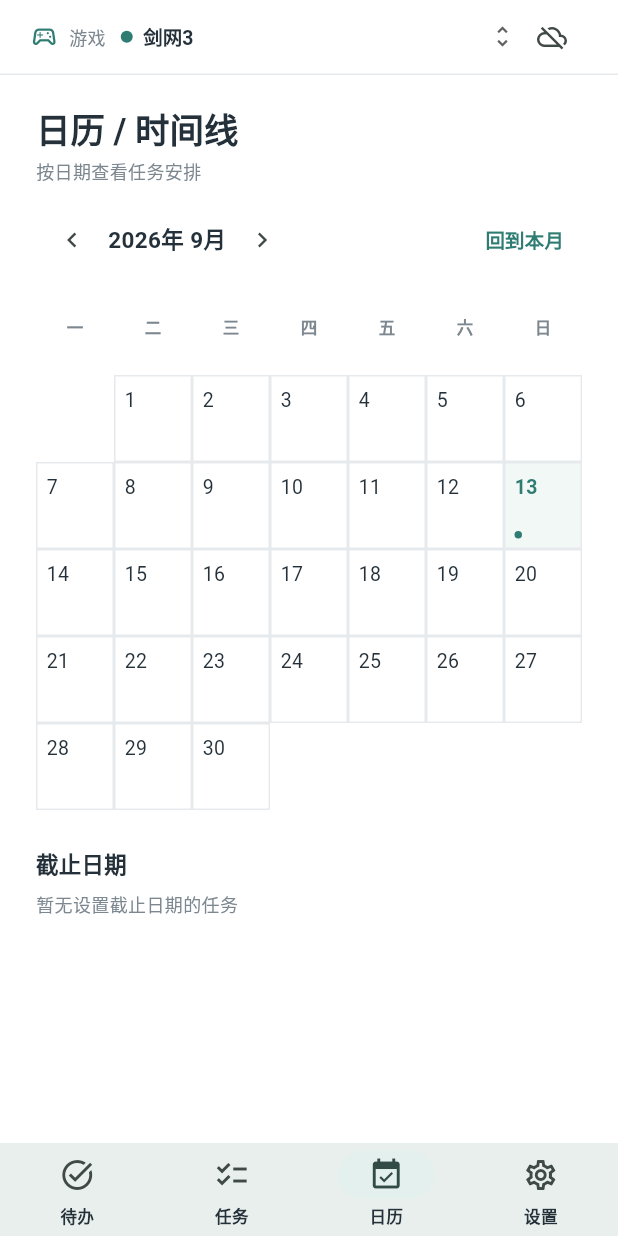
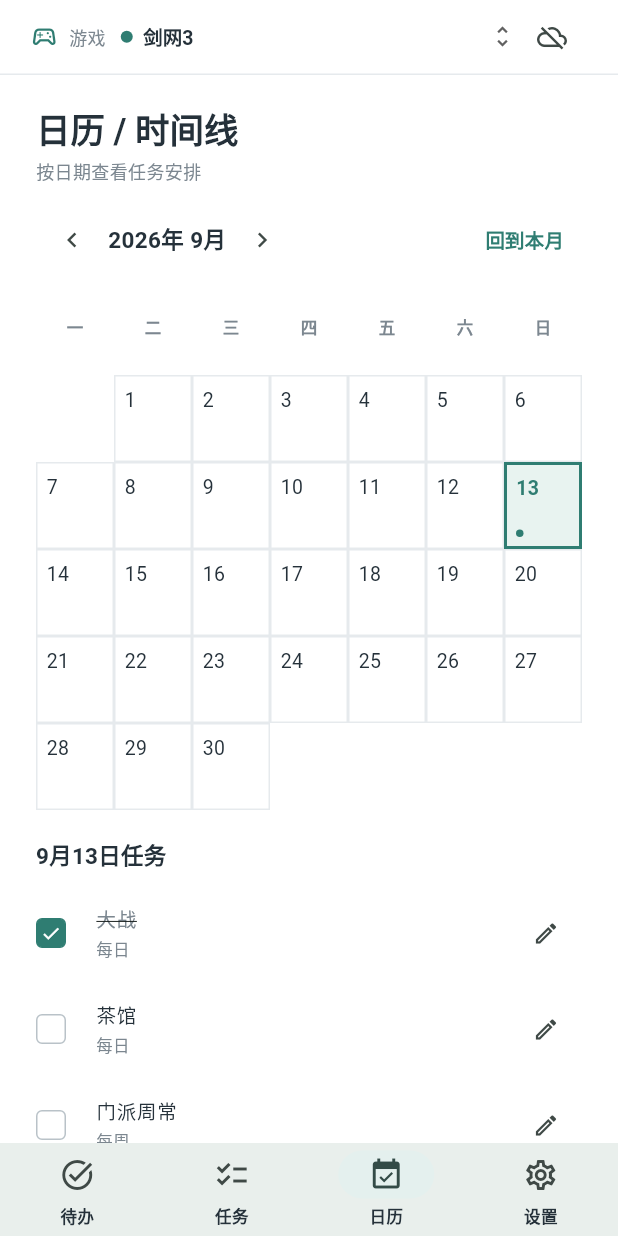
Before and after one commit to cyan77/jx3_tasks, a Flutter app: the screen it shows after launch, item 3 of the bottom bar chosen, on a phone screen of 412 x 824 dp. Run offline on Flutter 3.47's test engine with Material 3 defaults, Android fonts, the phone set to English and light mode, and no system bars; our stand-ins replace file_picker, package_info_plus, shared_preferences; missing offline and left inert: webdav_client; Roboto replaces fonts that are missing (Arial).

Commit message:
Make calendar dates and tasks interactive

```diff
--- a/lib/state/app_state.dart
+++ b/lib/state/app_state.dart
@@ -34,6 +34,7 @@ class AppState extends ChangeNotifier {
   String? selectedCharacterId;
   int currentTab = 0;
   DateTime focusedMonth = DateTime(DateTime.now().year, DateTime.now().month);
+  DateTime selectedCalendarDate = startOfDay(DateTime.now());
 
   List<Game> get games => store.games;
   Game? get selectedGame =>
@@ -74,6 +75,13 @@ class AppState extends ChangeNotifier {
 
   void setMonth(DateTime month) {
     focusedMonth = DateTime(month.year, month.month);
+    selectedCalendarDate = focusedMonth;
+    notifyListeners();
+  }
+
+  void selectCalendarDate(DateTime date) {
+    selectedCalendarDate = startOfDay(date);
+    focusedMonth = DateTime(date.year, date.month);
     notifyListeners();
   }
 
--- a/lib/ui/screens/calendar_screen.dart
+++ b/lib/ui/screens/calendar_screen.dart
@@ -3,6 +3,7 @@ import 'package:flutter/material.dart';
 import '../../models/task_models.dart';
 import '../../state/app_state.dart';
 import '../../theme/app_theme.dart';
+import '../task_editor.dart';
 import '../widgets/common.dart';
 
 class CalendarScreen extends StatelessWidget {
@@ -35,8 +36,7 @@ class CalendarScreen extends StatelessWidget {
                   icon: const Icon(Icons.chevron_right, size: 20)),
               const Spacer(),
               TextButton(
-                  onPressed: () => state.setMonth(
-                      DateTime(DateTime.now().year, DateTime.now().month)),
+                  onPressed: () => state.selectCalendarDate(DateTime.now()),
                   child: const Text('回到本月')),
             ],
           ),
@@ -56,6 +56,8 @@ class CalendarScreen extends StatelessWidget {
                         month: month.month,
                         days: days,
                         leading: leading),
+                    const SizedBox(height: 18),
+                    _DayTasks(state: state, date: state.selectedCalendarDate),
                     const SizedBox(height: 24),
                     _Upcoming(state: state),
                   ],
@@ -116,18 +118,31 @@ class _CalendarGrid extends StatelessWidget {
           .where((task) => task.isDoneOn(date))
           .length;
       final isToday = dateKey(date) == dateKey(DateTime.now());
-      cells.add(Container(
+      final isSelected =
+          dateKey(date) == dateKey(state.selectedCalendarDate);
+      cells.add(InkWell(
+        onTap: () => state.selectCalendarDate(date),
+        child: Container(
             padding: EdgeInsets.all(compact ? 6 : 8),
             decoration: BoxDecoration(
-              border: Border.all(color: AppTheme.line),
-              color: isToday ? const Color(0xfff2f8f6) : Colors.white),
+                border: Border.all(
+                    color: isSelected ? AppTheme.accent : AppTheme.line,
+                    width: isSelected ? 2 : 1),
+                color: isSelected
+                    ? const Color(0xffe8f3f0)
+                    : isToday
+                        ? const Color(0xfff2f8f6)
+                        : Colors.white),
             child:
                 Column(crossAxisAlignment: CrossAxisAlignment.start, children: [
               Text('$day',
                   style: TextStyle(
                       fontSize: 13,
-                    fontWeight: isToday ? FontWeight.w700 : FontWeight.w400,
-                    color: isToday ? AppTheme.accent : AppTheme.ink)),
+                      fontWeight:
+                          isToday || isSelected ? FontWeight.w700 : FontWeight.w400,
+                      color: isToday || isSelected
+                          ? AppTheme.accent
+                          : AppTheme.ink)),
               const Spacer(),
               if (compact && (done > 0 || dateTasks.isNotEmpty))
                 Row(children: [
@@ -137,7 +152,8 @@ class _CalendarGrid extends StatelessWidget {
                         height: 5,
                         decoration: const BoxDecoration(
                             color: AppTheme.accent, shape: BoxShape.circle)),
-                if (done > 0 && dateTasks.isNotEmpty) const SizedBox(width: 3),
+                  if (done > 0 && dateTasks.isNotEmpty)
+                    const SizedBox(width: 3),
                   if (dateTasks.isNotEmpty)
                     Container(
                         width: 5,
@@ -147,12 +163,15 @@ class _CalendarGrid extends StatelessWidget {
                 ]),
               if (!compact && done > 0)
                 Text('$done 项完成',
-                  style: const TextStyle(fontSize: 10, color: AppTheme.accent)),
+                    style:
+                        const TextStyle(fontSize: 10, color: AppTheme.accent)),
               if (!compact)
                 ...dateTasks.take(2).map((task) => Text(task.title,
                     overflow: TextOverflow.ellipsis,
-                  style: const TextStyle(fontSize: 10, color: AppTheme.muted)))
-          ])));
+                    style:
+                        const TextStyle(fontSize: 10, color: AppTheme.muted)))
+            ])),
+      ));
     }
     return LayoutBuilder(builder: (context, constraints) {
       final cellWidth = constraints.maxWidth / 7;
@@ -164,6 +183,109 @@ class _CalendarGrid extends StatelessWidget {
           childAspectRatio: cellWidth / cellHeight,
           children: cells);
     });
+  }
+}
+
+class _DayTasks extends StatelessWidget {
+  const _DayTasks({required this.state, required this.date});
+  final AppState state;
+  final DateTime date;
+
+  @override
+  Widget build(BuildContext context) {
+    final source =
+        state.selectedCharacterId == null ? state.tasks : state.selectedTasks;
+    final tasks = source.where((task) {
+      if (task.isDoneOn(date)) return true;
+      if (task.frequency == TaskFrequency.once) {
+        return task.dueDate != null &&
+            dateKey(task.dueDate!) == dateKey(date);
+      }
+      return true;
+    }).toList();
+    return Column(
+      crossAxisAlignment: CrossAxisAlignment.start,
+      children: [
+        SectionTitle('${date.month}月${date.day}日任务'),
+        const SizedBox(height: 8),
+        if (tasks.isEmpty)
+          const Text('当天没有任务',
+              style: TextStyle(fontSize: 12, color: AppTheme.muted)),
+        ...tasks.map((task) => _InteractiveTaskTile(
+              state: state,
+              task: task,
+              date: date,
+            )),
+      ],
+    );
+  }
+}
+
+class _InteractiveTaskTile extends StatelessWidget {
+  const _InteractiveTaskTile({
+    required this.state,
+    required this.task,
+    required this.date,
+    this.showDueDate = false,
+  });
+  final AppState state;
+  final TaskRecord task;
+  final DateTime date;
+  final bool showDueDate;
+
+  @override
+  Widget build(BuildContext context) {
+    final linkedCount = state.tasksForTemplate(task.templateId).length;
+    final checked = task.isDoneOn(date);
+    return ListTile(
+      contentPadding: EdgeInsets.zero,
+      dense: true,
+      onTap: () => state.toggleTask(task, date: date),
+      leading: TaskCheck(
+        checked: checked,
+        onTap: () => state.toggleTask(task, date: date),
+      ),
+      title: Text(
+        task.title,
+        style: TextStyle(
+          fontSize: 13,
+          color: checked ? AppTheme.muted : AppTheme.ink,
+          decoration: checked ? TextDecoration.lineThrough : null,
+        ),
+      ),
+      subtitle: Text(task.frequency.label,
+          style: const TextStyle(fontSize: 11, color: AppTheme.muted)),
+      trailing: Row(
+        mainAxisSize: MainAxisSize.min,
+        children: [
+          if (showDueDate)
+            Text(dueLabel(task.dueDate),
+                style:
+                    const TextStyle(fontSize: 12, color: AppTheme.muted)),
+          PopupMenuButton<String>(
+            tooltip: '编辑任务',
+            icon: const Icon(Icons.edit_outlined, size: 18),
+            onSelected: (value) => showTaskEditor(
+              context,
+              state,
+              task: task,
+              syncAll: value == 'all',
+            ),
+            itemBuilder: (_) => [
+              const PopupMenuItem(
+                value: 'single',
+                child: Text('仅编辑当前角色'),
+              ),
+              if (linkedCount > 1)
+                const PopupMenuItem(
+                  value: 'all',
+                  child: Text('编辑所有已分配角色'),
+                ),
+            ],
+          ),
+        ],
+      ),
+    );
   }
 }
 
@@ -187,14 +309,11 @@ class _Upcoming extends StatelessWidget {
         if (tasks.isEmpty)
           const Text('暂无设置截止日期的任务',
               style: TextStyle(fontSize: 12, color: AppTheme.muted)),
-        ...tasks.map((task) => ListTile(
-              contentPadding: EdgeInsets.zero,
-              dense: true,
-              leading: const Icon(Icons.event_note_outlined,
-                  size: 19, color: AppTheme.muted),
-              title: Text(task.title, style: const TextStyle(fontSize: 13)),
-              trailing: Text(dueLabel(task.dueDate),
-                  style: const TextStyle(fontSize: 12, color: AppTheme.muted)),
+        ...tasks.map((task) => _InteractiveTaskTile(
+              state: state,
+              task: task,
+              date: task.dueDate!,
+              showDueDate: true,
             )),
       ],
     );
```
Also changed, not shown: 1 other file. Lines whose indentation alone changed are shown as unchanged.
